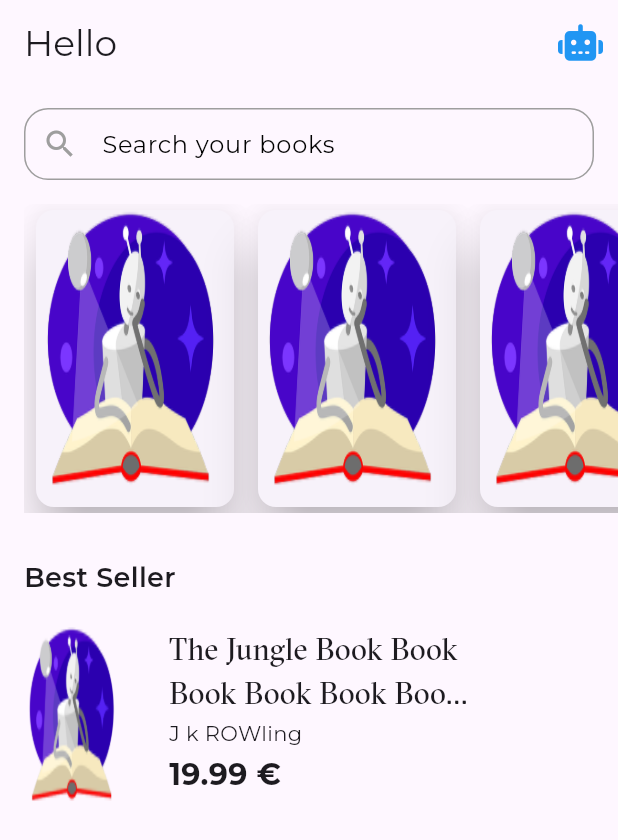
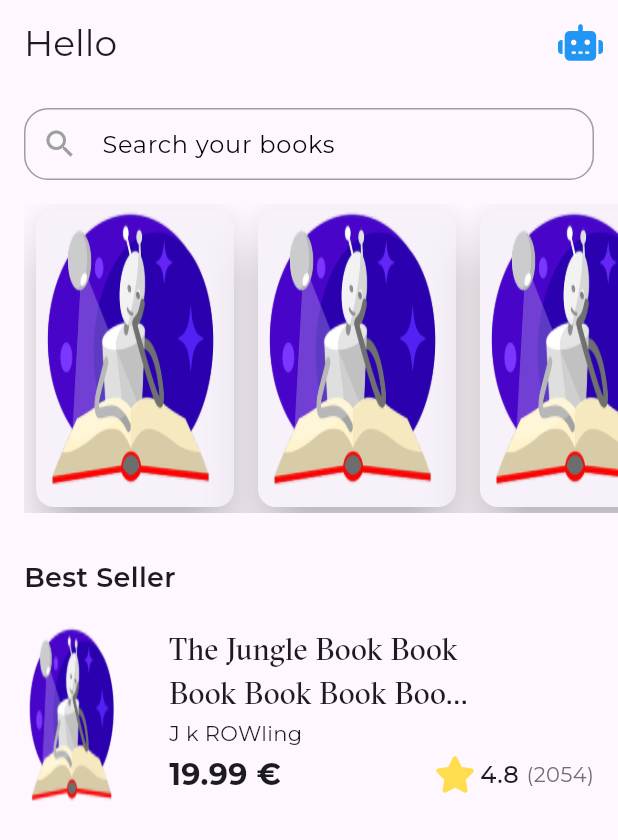
Before and after one commit to abdelrahmankareem/book_library, a Flutter app: the HomeView screen opened by its route, on a phone screen of 412 x 824 dp. Shown: the top 840 px of the screen. Run offline on Flutter 3.47's test engine with Material 3 defaults, Android fonts, the phone set to English and light mode, and no system bars; our stand-ins replace bloc, firebase_auth, firebase_core, flutter_bloc, font_awesome_flutter, go_router and 2 more; accounts and stored records are empty.

Commit message:
finish best seller item

```diff
--- a/lib/features/home/presentations/views/widget/bes_seller_listview_item.dart
+++ b/lib/features/home/presentations/views/widget/bes_seller_listview_item.dart
@@ -1,6 +1,7 @@
 import 'package:book/constants.dart';
 import 'package:book/core/utils/assets.dart';
 import 'package:book/core/utils/styles.dart';
+import 'package:book/features/home/presentations/views/widget/book_rating.dart';
 import 'package:flutter/material.dart';
 
 class BestSellerListViewItem extends StatelessWidget {
@@ -29,7 +30,8 @@ class BestSellerListViewItem extends StatelessWidget {
           const SizedBox(
             width: 30,
           ),
-          Column(
+          Expanded(
+            child: Column(
               crossAxisAlignment: CrossAxisAlignment.start,
               children: [
                 SizedBox(
@@ -54,15 +56,18 @@ class BestSellerListViewItem extends StatelessWidget {
                   height: 3,
                 ),
                 Row(
+                  mainAxisAlignment: MainAxisAlignment.spaceBetween,
                   children: [
                     Text(
                       "19.99 €",
                       style: Styles.textStyle20
                           .copyWith(fontWeight: FontWeight.bold),
-                  )
+                    ),
+                    const BookRating(),
                   ],
                 )
               ],
+            ),
           ),
         ],
       ),
--- /dev/null
+++ b/lib/features/home/presentations/views/widget/book_rating.dart
@@ -0,0 +1,36 @@
+import 'package:book/core/utils/styles.dart';
+import 'package:flutter/material.dart';
+import 'package:font_awesome_flutter/font_awesome_flutter.dart';
+
+class BookRating extends StatelessWidget {
+  const BookRating({super.key});
+
+  @override
+  Widget build(BuildContext context) {
+    return Padding(
+      padding: const EdgeInsets.only(right: 16),
+      child: Row(
+        children: [
+          const Icon(
+            FontAwesomeIcons.solidStar,
+            color: Color(0xffffdd4f),
+          ),
+          const SizedBox(
+            width: 6.3,
+          ),
+          const Text(
+            "4.8",
+            style: Styles.textStyle16,
+          ),
+          const SizedBox(
+            width: 5,
+          ),
+          Text(
+            "(2054)",
+            style: Styles.textStyle14.copyWith(color: const Color(0xff707070)),
+          )
+        ],
+      ),
+    );
+  }
+}
```
Lines whose indentation alone changed are shown as unchanged.
